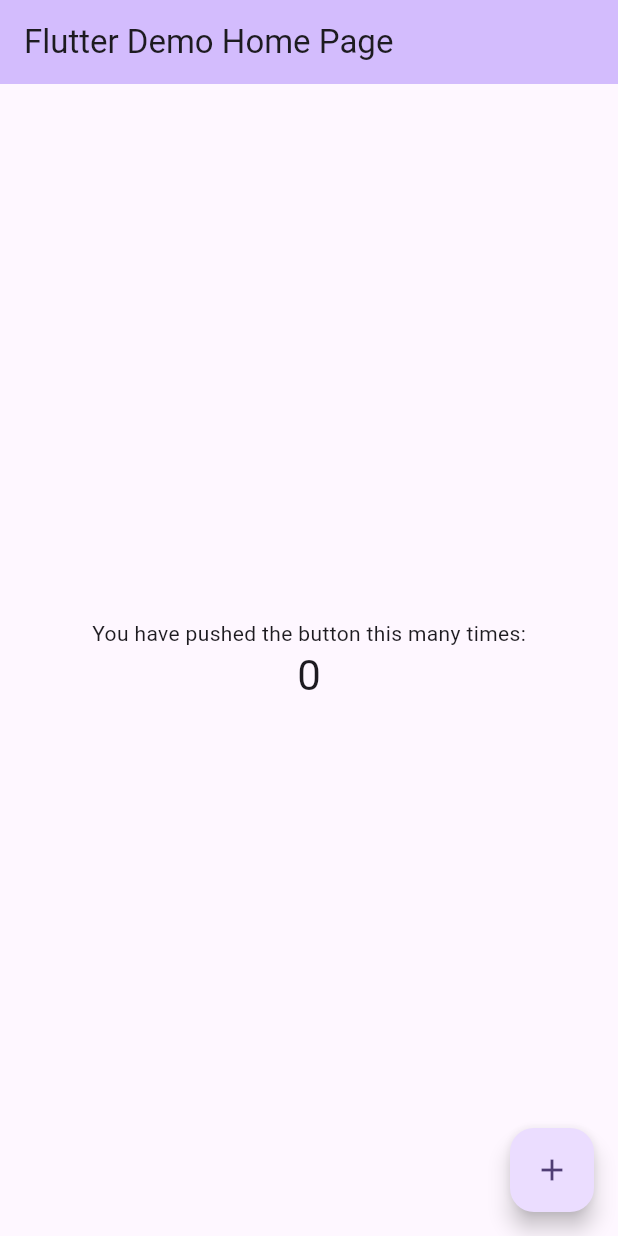
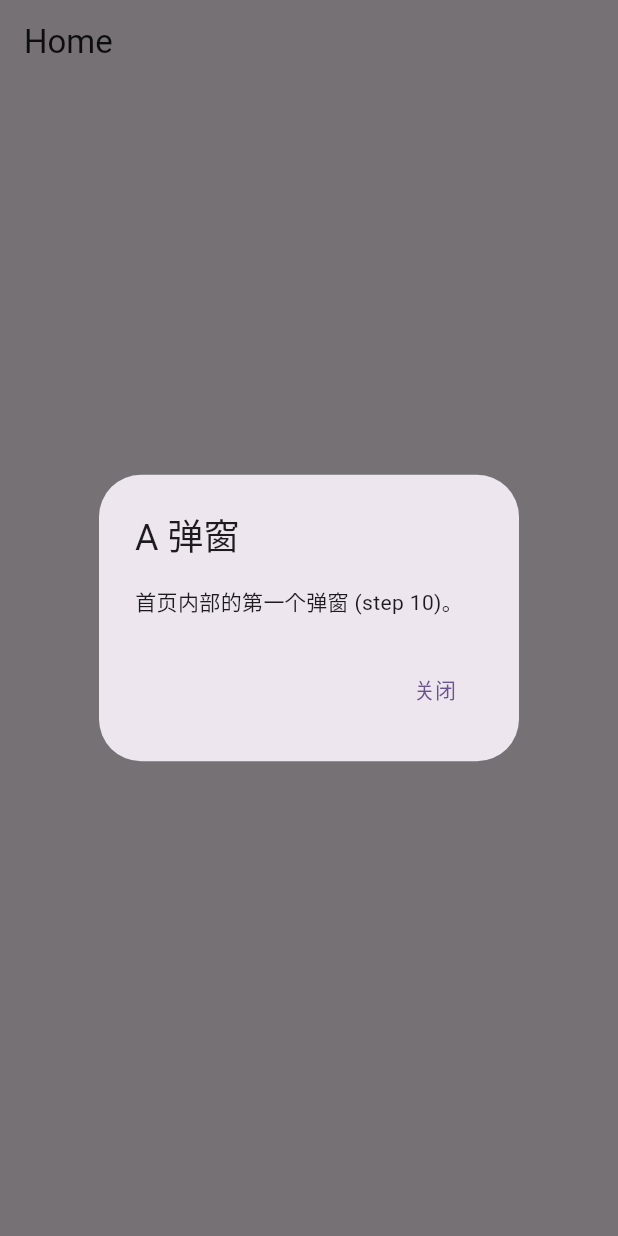
Before and after one commit to yangxiaolongYasin/signal_dialog_sequence, a Flutter app: the screen it shows after launch, on a phone screen of 412 x 824 dp. Run offline on Flutter 3.47's test engine with Material 3 defaults, Android fonts, the phone set to English and light mode, and no system bars.

Commit message:
更新example

```diff
--- a/example/lib/main.dart
+++ b/example/lib/main.dart
@@ -1,4 +1,8 @@
+import 'dart:math';
+
+import 'package:example/middle.dart';
 import 'package:flutter/material.dart';
+import 'package:signal_dialog_sequence/signal_dialog_sequence.dart';
 
 void main() {
   runApp(const MyApp());
@@ -30,93 +34,110 @@ class MyApp extends StatelessWidget {
         // tested with just a hot reload.
         colorScheme: ColorScheme.fromSeed(seedColor: Colors.deepPurple),
       ),
-      home: const MyHomePage(title: 'Flutter Demo Home Page'),
+      home: const HomePage(),
     );
   }
 }
 
-class MyHomePage extends StatefulWidget {
-  const MyHomePage({super.key, required this.title});
-
-  // This widget is the home page of your application. It is stateful, meaning
-  // that it has a State object (defined below) that contains fields that affect
-  // how it looks.
-
-  // This class is the configuration for the state. It holds the values (in this
-  // case the title) provided by the parent (in this case the App widget) and
-  // used by the build method of the State. Fields in a Widget subclass are
-  // always marked "final".
-
-  final String title;
+class HomePage extends StatefulWidget {
+  const HomePage({super.key});
 
   @override
-  State<MyHomePage> createState() => _MyHomePageState();
+  State<HomePage> createState() => _HomePageState();
 }
 
-class _MyHomePageState extends State<MyHomePage> {
-  int _counter = 0;
+class _HomePageState extends State<HomePage> {
+  static const String _startupKey = 'home_startup';
+  bool _firstEntered = false;
 
-  void _incrementCounter() {
-    setState(() {
-      // This call to setState tells the Flutter framework that something has
-      // changed in this State, which causes it to rerun the build method below
-      // so that the display can reflect the updated values. If we changed
-      // _counter without calling setState(), then the build method would not be
-      // called again, and so nothing would appear to happen.
-      _counter++;
+  @override
+  void initState() {
+    super.initState();
+    WidgetsBinding.instance.addPostFrameCallback((_) {
+      if (!_firstEntered) {
+        _firstEntered = true;
+        _startStartupFlow();
+      }
+    });
+  }
+
+  void _startStartupFlow() {
+    DialogSequenceCenter.I.start(
+      _startupKey,
+      [10, 20, 30],
+      onComplete: () {
+        debugPrint('Home startup sequence completed');
+      },
+    );
+
+    _loadA(); // step 10
+    _loadB(); // step 20（假设这一步在中间件也有逻辑）
+    _loadC(); // step 30
+  }
+
+  Future<void> _loadA() async {
+    await Future.delayed(Duration(milliseconds: 500 + Random().nextInt(400)));
+    final needDialog = true;
+
+    if (!mounted) return;
+
+    if (needDialog) {
+      DialogSequenceCenter.I.resolve(_startupKey, 10, () {
+        return showDialog<void>(
+          context: context,
+          barrierDismissible: false,
+          builder: (_) {
+            return AlertDialog(
+              title: const Text('A 弹窗'),
+              content: const Text('首页内部的第一个弹窗 (step 10)。'),
+              actions: [TextButton(onPressed: () => Navigator.of(context).pop(), child: const Text('关闭'))],
+            );
+          },
+        );
+      });
+    } else {
+      DialogSequenceCenter.I.resolve(_startupKey, 10, null);
+    }
+  }
+
+  Future<void> _loadB() async {
+    await Future.delayed(Duration(milliseconds: 200 + Random().nextInt(300)));
+    SomeMiddleware.onSpecialEvent(context);
+  }
+
+  Future<void> _loadC() async {
+    await Future.delayed(Duration(milliseconds: 100 + Random().nextInt(100)));
+    final needDialog = true;
+
+    if (!mounted) return;
+
+    DialogSequenceCenter.I.resolve(_startupKey, 30, () {
+      return showDialog<void>(
+        context: context,
+        builder: (_) {
+          return AlertDialog(
+            title: const Text('C 弹窗'),
+            content: const Text('首页内部的第三个弹窗 (step 30)。'),
+            actions: [TextButton(onPressed: () => Navigator.of(context).pop(), child: const Text('关闭'))],
+          );
+        },
+      );
     });
   }
 
   @override
+  void dispose() {
+    DialogSequenceCenter.I.cancel(_startupKey);
+    super.dispose();
+  }
+
+  @override
   Widget build(BuildContext context) {
-    // This method is rerun every time setState is called, for instance as done
-    // by the _incrementCounter method above.
-    //
-    // The Flutter framework has been optimized to make rerunning build methods
-    // fast, so that you can just rebuild anything that needs updating rather
-    // than having to individually change instances of widgets.
     return Scaffold(
-      appBar: AppBar(
-        // TRY THIS: Try changing the color here to a specific color (to
-        // Colors.amber, perhaps?) and trigger a hot reload to see the AppBar
-        // change color while the other colors stay the same.
-        backgroundColor: Theme.of(context).colorScheme.inversePrimary,
-        // Here we take the value from the MyHomePage object that was created by
-        // the App.build method, and use it to set our appbar title.
-        title: Text(widget.title),
+      appBar: AppBar(title: const Text('Home')),
+      body: Center(
+        child: ElevatedButton(onPressed: _startStartupFlow, child: const Text('重新触发首进序列（测试）')),
       ),
-      body: Center(
-        // Center is a layout widget. It takes a single child and positions it
-        // in the middle of the parent.
-        child: Column(
-          // Column is also a layout widget. It takes a list of children and
-          // arranges them vertically. By default, it sizes itself to fit its
-          // children horizontally, and tries to be as tall as its parent.
-          //
-          // Column has various properties to control how it sizes itself and
-          // how it positions its children. Here we use mainAxisAlignment to
-          // center the children vertically; the main axis here is the vertical
-          // axis because Columns are vertical (the cross axis would be
-          // horizontal).
-          //
-          // TRY THIS: Invoke "debug painting" (choose the "Toggle Debug Paint"
-          // action in the IDE, or press "p" in the console), to see the
-          // wireframe for each widget.
-          mainAxisAlignment: MainAxisAlignment.center,
-          children: <Widget>[
-            const Text('You have pushed the button this many times:'),
-            Text(
-              '$_counter',
-              style: Theme.of(context).textTheme.headlineMedium,
-            ),
-          ],
-        ),
-      ),
-      floatingActionButton: FloatingActionButton(
-        onPressed: _incrementCounter,
-        tooltip: 'Increment',
-        child: const Icon(Icons.add),
-      ), // This trailing comma makes auto-formatting nicer for build methods.
     );
   }
 }
--- /dev/null
+++ b/example/lib/middle.dart
@@ -0,0 +1,31 @@
+// some_middleware.dart
+import 'package:flutter/material.dart';
+import 'package:signal_dialog_sequence/signal_dialog_sequence.dart';
+
+class SomeMiddleware {
+  static const String startupKey = 'home_startup';
+
+  // 举例：当某个接口返回后，或者某个 Redux action 被捕获
+  static Future<void> onSpecialEvent(BuildContext context) async {
+    // ... 这里是你的中间件逻辑
+
+    final needDialog = true; // 根据实际业务判断
+    if (!needDialog) {
+      DialogSequenceCenter.I.resolve(startupKey, 20, null);
+      return;
+    }
+
+    DialogSequenceCenter.I.resolve(startupKey, 20, () {
+      return showDialog<void>(
+        context: context,
+        builder: (_) {
+          return AlertDialog(
+            title: const Text('B 弹窗（来自中间件）'),
+            content: const Text('这是由中间件插入的弹窗 (step 20)。'),
+            actions: [TextButton(onPressed: () => Navigator.of(context).pop(), child: const Text('关闭'))],
+          );
+        },
+      );
+    });
+  }
+}
--- a/example/pubspec.yaml
+++ b/example/pubspec.yaml
@@ -34,7 +34,7 @@ dependencies:
   # The following adds the Cupertino Icons font to your application.
   # Use with the CupertinoIcons class for iOS style icons.
   cupertino_icons: ^1.0.8
-
+  signal_dialog_sequence: ^0.0.1
 dev_dependencies:
   flutter_test:
     sdk: flutter
```
Also changed, not shown: example/pubspec.lock, 1 other file.
